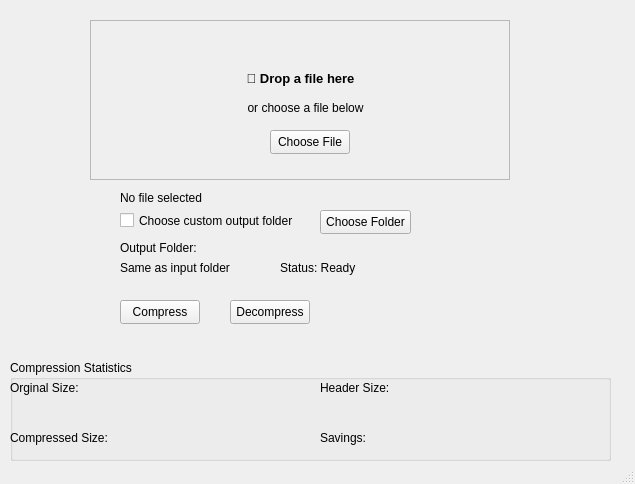
The window that HuffmanCompressorGUI/mainwindow.ui (NabeelFK/Huffman-Compressor) describes before a commit, drawn with Qt 5.
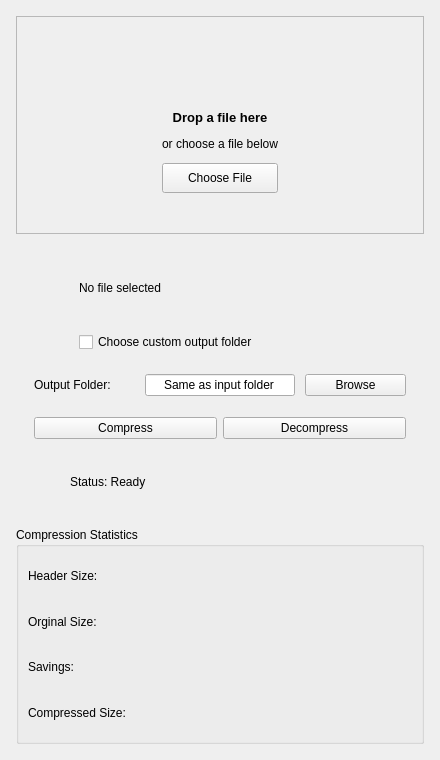
The same window after the commit. Custom widgets are drawn as their Qt base class.

```diff
--- a/HuffmanCompressorGUI/mainwindow.ui
+++ b/HuffmanCompressorGUI/mainwindow.ui
@@ -6,74 +6,55 @@
    <rect>
     <x>0</x>
     <y>0</y>
-    <width>635</width>
-    <height>484</height>
+    <width>440</width>
+    <height>760</height>
    </rect>
   </property>
+  <property name="minimumSize">
+   <size>
+    <width>440</width>
+    <height>720</height>
+   </size>
+  </property>
   <property name="windowTitle">
    <string>MainWindow</string>
   </property>
   <widget class="QWidget" name="centralwidget">
-   <widget class="QPushButton" name="compressButton">
-    <property name="geometry">
-     <rect>
-      <x>120</x>
-      <y>300</y>
-      <width>80</width>
-      <height>24</height>
-     </rect>
+   <layout class="QVBoxLayout" name="verticalLayout_4">
+    <property name="spacing">
+     <number>14</number>
     </property>
-    <property name="text">
-     <string>Compress</string>
+    <property name="leftMargin">
+     <number>16</number>
     </property>
-   </widget>
-   <widget class="QPushButton" name="decompressButton">
-    <property name="geometry">
-     <rect>
-      <x>230</x>
-      <y>300</y>
-      <width>80</width>
-      <height>24</height>
-     </rect>
+    <property name="topMargin">
+     <number>16</number>
     </property>
-    <property name="text">
-     <string>Decompress</string>
+    <property name="rightMargin">
+     <number>16</number>
     </property>
-   </widget>
-   <widget class="QPushButton" name="browseOutputButton">
-    <property name="geometry">
-     <rect>
-      <x>320</x>
-      <y>210</y>
-      <width>91</width>
-      <height>24</height>
-     </rect>
+    <property name="bottomMargin">
+     <number>16</number>
     </property>
-    <property name="text">
-     <string>Choose Folder</string>
-    </property>
-   </widget>
-   <widget class="QLabel" name="statusLabel">
-    <property name="geometry">
-     <rect>
-      <x>280</x>
-      <y>260</y>
-      <width>331</width>
-      <height>16</height>
-     </rect>
-    </property>
-    <property name="text">
-     <string>Status: Ready</string>
-    </property>
-   </widget>
+    <item>
    <widget class="DropFrame" name="dropFrame">
-    <property name="geometry">
-     <rect>
-      <x>90</x>
-      <y>20</y>
-      <width>420</width>
-      <height>160</height>
-     </rect>
+      <property name="sizePolicy">
+       <sizepolicy hsizetype="Ignored" vsizetype="Preferred">
+        <horstretch>0</horstretch>
+        <verstretch>0</verstretch>
+       </sizepolicy>
+      </property>
+      <property name="minimumSize">
+       <size>
+        <width>0</width>
+        <height>190</height>
+       </size>
+      </property>
+      <property name="maximumSize">
+       <size>
+        <width>16777215</width>
+        <height>220</height>
+       </size>
     </property>
     <property name="frameShape">
      <enum>QFrame::Shape::StyledPanel</enum>
@@ -81,28 +62,69 @@
     <property name="frameShadow">
      <enum>QFrame::Shadow::Raised</enum>
     </property>
-    <widget class="QPushButton" name="browseButton">
-     <property name="geometry">
-      <rect>
-       <x>180</x>
-       <y>110</y>
-       <width>80</width>
-       <height>24</height>
-      </rect>
+      <layout class="QVBoxLayout" name="dropFrameOuterLayout">
+       <property name="leftMargin">
+        <number>20</number>
+       </property>
+       <property name="topMargin">
+        <number>16</number>
+       </property>
+       <property name="rightMargin">
+        <number>20</number>
+       </property>
+       <property name="bottomMargin">
+        <number>16</number>
+       </property>
+       <item alignment="Qt::AlignmentFlag::AlignHCenter|Qt::AlignmentFlag::AlignVCenter">
+        <widget class="QWidget" name="contentWidget" native="true">
+         <property name="sizePolicy">
+          <sizepolicy hsizetype="Preferred" vsizetype="Preferred">
+           <horstretch>0</horstretch>
+           <verstretch>0</verstretch>
+          </sizepolicy>
+         </property>
+         <property name="maximumSize">
+          <size>
+           <width>300</width>
+           <height>16777215</height>
+          </size>
+         </property>
+         <layout class="QVBoxLayout" name="verticalLayout_2">
+          <item>
+           <widget class="QLabel" name="uploadIcon">
+            <property name="minimumSize">
+             <size>
+              <width>0</width>
+              <height>48</height>
+             </size>
      </property>
      <property name="text">
-      <string>Choose File</string>
-     </property>
-    </widget>
+             <string/>
+            </property>
+            <property name="alignment">
+             <set>Qt::AlignmentFlag::AlignCenter</set>
+            </property>
+           </widget>
+          </item>
+          <item>
+           <layout class="QVBoxLayout" name="verticalLayout_5">
+            <property name="spacing">
+             <number>12</number>
+            </property>
+            <property name="leftMargin">
+             <number>0</number>
+            </property>
+            <property name="topMargin">
+             <number>0</number>
+            </property>
+            <property name="rightMargin">
+             <number>0</number>
+            </property>
+            <property name="bottomMargin">
+             <number>0</number>
+            </property>
+            <item>
     <widget class="QLabel" name="dropTitle">
-     <property name="geometry">
-      <rect>
-       <x>110</x>
-       <y>50</y>
-       <width>201</width>
-       <height>16</height>
-      </rect>
-     </property>
      <property name="font">
       <font>
        <pointsize>10</pointsize>
@@ -110,21 +132,15 @@
       </font>
      </property>
      <property name="text">
-      <string>📁 Drop a file here</string>
+               <string>Drop a file here</string>
      </property>
      <property name="alignment">
       <set>Qt::AlignmentFlag::AlignCenter</set>
      </property>
     </widget>
+            </item>
+            <item>
     <widget class="QLabel" name="dropSubtitle">
-     <property name="geometry">
-      <rect>
-       <x>80</x>
-       <y>80</y>
-       <width>271</width>
-       <height>16</height>
-      </rect>
-     </property>
      <property name="font">
       <font>
        <underline>false</underline>
@@ -137,126 +153,390 @@
       <set>Qt::AlignmentFlag::AlignCenter</set>
      </property>
     </widget>
-   </widget>
+            </item>
+            <item>
+             <widget class="QPushButton" name="browseButton">
+              <property name="minimumSize">
+               <size>
+                <width>0</width>
+                <height>30</height>
+               </size>
+              </property>
+              <property name="text">
+               <string>Choose File</string>
+              </property>
+             </widget>
+            </item>
+           </layout>
+          </item>
+         </layout>
+        </widget>
+       </item>
+      </layout>
+     </widget>
+    </item>
+    <item>
+     <widget class="QWidget" name="middlePanel" native="true">
+      <property name="minimumSize">
+       <size>
+        <width>350</width>
+        <height>0</height>
+       </size>
+      </property>
+      <property name="maximumSize">
+       <size>
+        <width>900</width>
+        <height>460</height>
+       </size>
+      </property>
+      <layout class="QVBoxLayout" name="verticalLayout_6">
+       <property name="spacing">
+        <number>12</number>
+       </property>
+       <item>
+        <widget class="QWidget" name="widget" native="true">
+         <property name="sizePolicy">
+          <sizepolicy hsizetype="Expanding" vsizetype="Preferred">
+           <horstretch>0</horstretch>
+           <verstretch>0</verstretch>
+          </sizepolicy>
+         </property>
+         <property name="maximumSize">
+          <size>
+           <width>16777215</width>
+           <height>160</height>
+          </size>
+         </property>
+         <layout class="QVBoxLayout" name="verticalLayout">
+          <property name="spacing">
+           <number>10</number>
+          </property>
+          <property name="bottomMargin">
+           <number>0</number>
+          </property>
+          <item>
+           <widget class="QWidget" name="widget_3" native="true">
+            <layout class="QHBoxLayout" name="horizontalLayout_4">
+             <property name="spacing">
+              <number>10</number>
+             </property>
+             <item>
+              <widget class="QLabel" name="fileIcon">
+               <property name="minimumSize">
+                <size>
+                 <width>26</width>
+                 <height>26</height>
+                </size>
+               </property>
+               <property name="maximumSize">
+                <size>
+                 <width>26</width>
+                 <height>26</height>
+                </size>
+               </property>
+               <property name="text">
+                <string/>
+               </property>
+               <property name="alignment">
+                <set>Qt::AlignmentFlag::AlignCenter</set>
+               </property>
+              </widget>
+             </item>
+             <item>
    <widget class="QLabel" name="selectedFileLabel">
-    <property name="geometry">
-     <rect>
-      <x>120</x>
-      <y>190</y>
-      <width>261</width>
-      <height>16</height>
-     </rect>
+               <property name="maximumSize">
+                <size>
+                 <width>16777215</width>
+                 <height>16777215</height>
+                </size>
     </property>
     <property name="text">
      <string>No file selected</string>
     </property>
-   </widget>
+               <property name="wordWrap">
+                <bool>false</bool>
+               </property>
+              </widget>
+             </item>
+            </layout>
+           </widget>
+          </item>
+          <item>
+           <widget class="QWidget" name="widget_6" native="true">
+            <layout class="QHBoxLayout" name="horizontalLayout_6">
+             <property name="spacing">
+              <number>10</number>
+             </property>
+             <item>
+              <widget class="QLabel" name="folderIcon">
+               <property name="minimumSize">
+                <size>
+                 <width>26</width>
+                 <height>26</height>
+                </size>
+               </property>
+               <property name="maximumSize">
+                <size>
+                 <width>26</width>
+                 <height>26</height>
+                </size>
+               </property>
+               <property name="text">
+                <string/>
+               </property>
+               <property name="alignment">
+                <set>Qt::AlignmentFlag::AlignCenter</set>
+               </property>
+              </widget>
+             </item>
+             <item>
    <widget class="QCheckBox" name="checkBox">
-    <property name="geometry">
-     <rect>
-      <x>120</x>
-      <y>210</y>
-      <width>191</width>
-      <height>21</height>
-     </rect>
+               <property name="maximumSize">
+                <size>
+                 <width>16777215</width>
+                 <height>16777215</height>
+                </size>
     </property>
     <property name="text">
      <string>Choose custom output folder</string>
     </property>
    </widget>
+             </item>
+            </layout>
+           </widget>
+          </item>
+          <item>
+           <layout class="QHBoxLayout" name="horizontalLayout">
+            <property name="spacing">
+             <number>10</number>
+            </property>
+            <item>
    <widget class="QLabel" name="outputFolderLabel">
-    <property name="geometry">
-     <rect>
-      <x>120</x>
-      <y>240</y>
-      <width>81</width>
-      <height>16</height>
-     </rect>
+              <property name="maximumSize">
+               <size>
+                <width>16777215</width>
+                <height>16777215</height>
+               </size>
     </property>
     <property name="text">
      <string>Output Folder:</string>
     </property>
    </widget>
-   <widget class="QLabel" name="outputFolderPathLabel">
-    <property name="geometry">
-     <rect>
-      <x>120</x>
-      <y>260</y>
-      <width>291</width>
-      <height>16</height>
-     </rect>
+            </item>
+            <item>
+             <widget class="QLineEdit" name="outputFolderPathLabel">
+              <property name="sizePolicy">
+               <sizepolicy hsizetype="Expanding" vsizetype="Preferred">
+                <horstretch>0</horstretch>
+                <verstretch>0</verstretch>
+               </sizepolicy>
+              </property>
+              <property name="minimumSize">
+               <size>
+                <width>0</width>
+                <height>0</height>
+               </size>
+              </property>
+              <property name="maximumSize">
+               <size>
+                <width>150</width>
+                <height>16777215</height>
+               </size>
     </property>
     <property name="text">
      <string>Same as input folder</string>
     </property>
-   </widget>
+              <property name="alignment">
+               <set>Qt::AlignmentFlag::AlignCenter</set>
+              </property>
+              <property name="readOnly">
+               <bool>true</bool>
+              </property>
+             </widget>
+            </item>
+            <item>
+             <widget class="QPushButton" name="browseOutputButton">
+              <property name="sizePolicy">
+               <sizepolicy hsizetype="Preferred" vsizetype="Fixed">
+                <horstretch>0</horstretch>
+                <verstretch>0</verstretch>
+               </sizepolicy>
+              </property>
+              <property name="minimumSize">
+               <size>
+                <width>1</width>
+                <height>0</height>
+               </size>
+              </property>
+              <property name="maximumSize">
+               <size>
+                <width>16777215</width>
+                <height>16777215</height>
+               </size>
+              </property>
+              <property name="text">
+               <string>Browse</string>
+              </property>
+             </widget>
+            </item>
+           </layout>
+          </item>
+         </layout>
+        </widget>
+       </item>
+       <item>
+        <widget class="QWidget" name="widget_2" native="true">
+         <property name="maximumSize">
+          <size>
+           <width>16777215</width>
+           <height>64</height>
+          </size>
+         </property>
+         <layout class="QHBoxLayout" name="horizontalLayout_3">
+          <item>
+           <spacer name="horizontalSpacer">
+            <property name="orientation">
+             <enum>Qt::Orientation::Horizontal</enum>
+            </property>
+            <property name="sizeHint" stdset="0">
+             <size>
+              <width>0</width>
+              <height>20</height>
+             </size>
+            </property>
+           </spacer>
+          </item>
+          <item>
+           <widget class="QPushButton" name="compressButton">
+            <property name="minimumSize">
+             <size>
+              <width>183</width>
+              <height>0</height>
+             </size>
+            </property>
+            <property name="text">
+             <string>Compress</string>
+            </property>
+           </widget>
+          </item>
+          <item>
+           <widget class="QPushButton" name="decompressButton">
+            <property name="minimumSize">
+             <size>
+              <width>183</width>
+              <height>0</height>
+             </size>
+            </property>
+            <property name="text">
+             <string>Decompress</string>
+            </property>
+           </widget>
+          </item>
+          <item>
+           <spacer name="horizontalSpacer_2">
+            <property name="orientation">
+             <enum>Qt::Orientation::Horizontal</enum>
+            </property>
+            <property name="sizeHint" stdset="0">
+             <size>
+              <width>0</width>
+              <height>20</height>
+             </size>
+            </property>
+           </spacer>
+          </item>
+         </layout>
+        </widget>
+       </item>
+       <item>
+        <widget class="QWidget" name="widget_5" native="true">
+         <layout class="QHBoxLayout" name="horizontalLayout_5">
+          <property name="spacing">
+           <number>10</number>
+          </property>
+          <item>
+           <widget class="QLabel" name="statsIcon">
+            <property name="minimumSize">
+             <size>
+              <width>26</width>
+              <height>26</height>
+             </size>
+            </property>
+            <property name="maximumSize">
+             <size>
+              <width>26</width>
+              <height>26</height>
+             </size>
+            </property>
+            <property name="text">
+             <string/>
+            </property>
+            <property name="alignment">
+             <set>Qt::AlignmentFlag::AlignCenter</set>
+            </property>
+           </widget>
+          </item>
+          <item>
+           <widget class="QLabel" name="statusLabel">
+            <property name="maximumSize">
+             <size>
+              <width>16777215</width>
+              <height>16777215</height>
+             </size>
+            </property>
+            <property name="text">
+             <string>Status: Ready</string>
+            </property>
+           </widget>
+          </item>
+         </layout>
+        </widget>
+       </item>
+      </layout>
+     </widget>
+    </item>
+    <item>
    <widget class="QGroupBox" name="groupBox">
-    <property name="geometry">
-     <rect>
-      <x>10</x>
-      <y>360</y>
-      <width>601</width>
-      <height>101</height>
-     </rect>
-    </property>
     <property name="title">
      <string>Compression Statistics</string>
     </property>
-    <widget class="QLabel" name="originalSizeLabel">
-     <property name="geometry">
-      <rect>
-       <x>0</x>
-       <y>20</y>
-       <width>301</width>
-       <height>16</height>
-      </rect>
-     </property>
-     <property name="text">
-      <string>Orginal Size:</string>
-     </property>
-    </widget>
-    <widget class="QLabel" name="compressedSizeLabel">
-     <property name="geometry">
-      <rect>
-       <x>0</x>
-       <y>70</y>
-       <width>311</width>
-       <height>16</height>
-      </rect>
-     </property>
-     <property name="text">
-      <string>Compressed Size:</string>
-     </property>
-    </widget>
+      <layout class="QVBoxLayout" name="verticalLayout_3">
+       <property name="spacing">
+        <number>6</number>
+       </property>
+       <item>
     <widget class="QLabel" name="headerSizeLabel">
-     <property name="geometry">
-      <rect>
-       <x>310</x>
-       <y>20</y>
-       <width>261</width>
-       <height>16</height>
-      </rect>
-     </property>
      <property name="text">
       <string>Header Size:</string>
      </property>
     </widget>
+       </item>
+       <item>
+        <widget class="QLabel" name="originalSizeLabel">
+         <property name="text">
+          <string>Orginal Size:</string>
+         </property>
+        </widget>
+       </item>
+       <item>
     <widget class="QLabel" name="savingsLabel">
-     <property name="geometry">
-      <rect>
-       <x>310</x>
-       <y>70</y>
-       <width>201</width>
-       <height>16</height>
-      </rect>
-     </property>
      <property name="text">
       <string>Savings:</string>
      </property>
     </widget>
-   </widget>
-  </widget>
-  <widget class="QStatusBar" name="statusbar"/>
+       </item>
+       <item>
+        <widget class="QLabel" name="compressedSizeLabel">
+         <property name="text">
+          <string>Compressed Size:</string>
+         </property>
+        </widget>
+       </item>
+      </layout>
+     </widget>
+    </item>
+   </layout>
+  </widget>
  </widget>
  <customwidgets>
   <customwidget>
```
Lines whose indentation alone changed are shown as unchanged.
